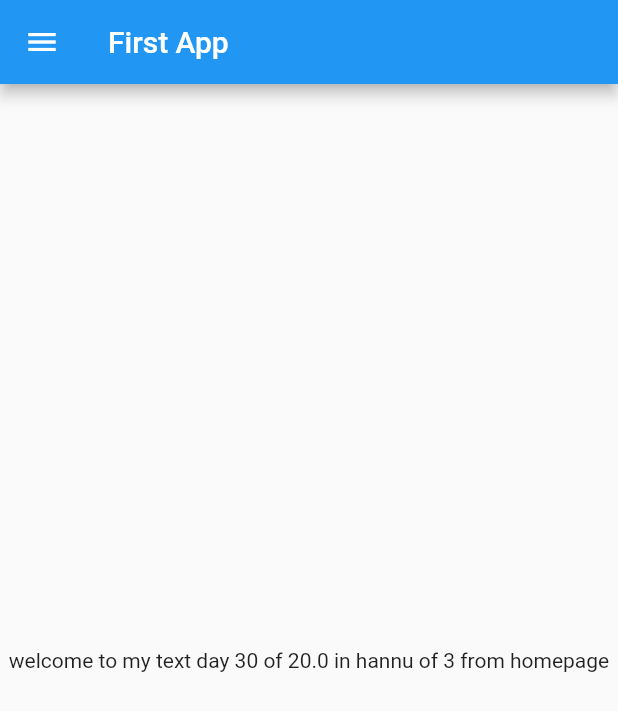
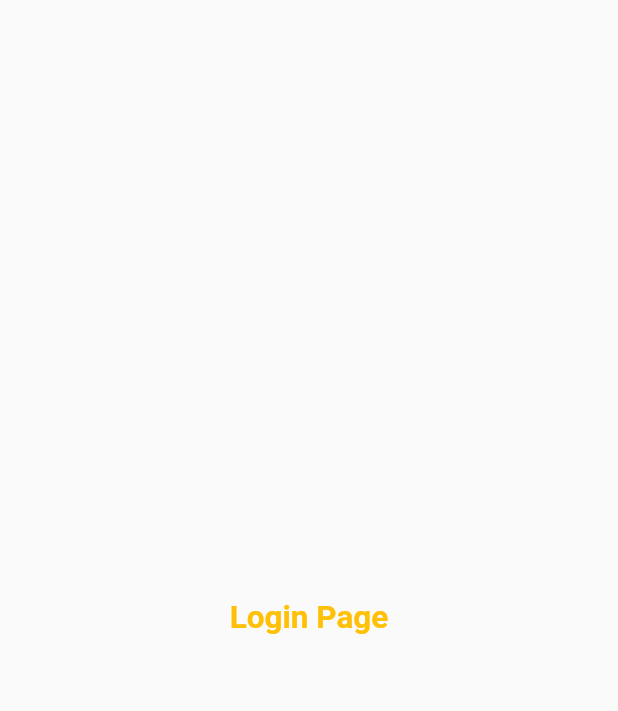
Before and after one commit to hannukaushik/fluttercatalogapp, a Flutter app: the screen it shows after launch, on a phone screen of 412 x 824 dp. Shown: the top 711 px of the screen. Run offline on Flutter 3.47's test engine with Material 2 defaults, Android fonts, the phone set to English and light mode, and no system bars.

Commit message:
Day 3 Completed

```diff
--- a/lib/main.dart
+++ b/lib/main.dart
@@ -1,5 +1,6 @@
 import 'package:flutter/material.dart';
-import 'package:flutter_application_1/home_page.dart';
+import 'package:flutter_application_1/pages/home_page.dart';
+import 'package:flutter_application_1/pages/login_page.dart';
 
 void main() {
   runApp(MyApp());
@@ -8,6 +9,17 @@ void main() {
 class MyApp extends StatelessWidget {
   @override
   Widget build(BuildContext context) {
-    return MaterialApp(home: HomePage());
+    return MaterialApp(
+      //home: HomePage(),
+      themeMode: ThemeMode.light,
+      theme: ThemeData(primarySwatch: Colors.deepOrange),
+      darkTheme: ThemeData(brightness: Brightness.dark),
+      //initialRoute: "/home",
+      routes: {
+        "/": (context) => LoginPage(),
+        "/home": (context) => HomePage(),
+        "/login": (context) => LoginPage()
+      },
+    );
   }
 }
--- a/lib/home_page.dart
+++ b/lib/pages/home_page.dart
@@ -14,7 +14,7 @@ class HomePage extends StatelessWidget {
       body: Center(
         child: Container(
           child: Text(
-              "welcome to my text day $days of $dayw in $name of $day from homepage"),
+              "welcome to my tex day $days of $dayw in $name of $day from homepage"),
         ),
       ),
       drawer: Drawer(),
--- /dev/null
+++ b/lib/pages/login_page.dart
@@ -0,0 +1,21 @@
+import 'package:flutter/material.dart';
+
+class LoginPage extends StatelessWidget {
+  //const LoginPage({ Key? key }) : super(key: key);
+
+  @override
+  Widget build(BuildContext context) {
+    return Material(
+      child: Center(
+        child: Text(
+          "Login Page",
+          style: TextStyle(
+              //fontSize: 20,
+              color: Colors.amber,
+              fontWeight: FontWeight.bold),
+          textScaleFactor: 1.5,
+        ),
+      ),
+    );
+  }
+}
```
